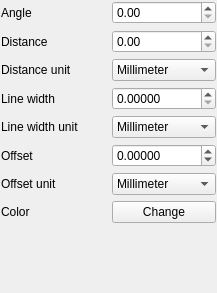
This is src/ui/symbollayer/widget_linepatternfill.ui in carsmie/QGIS as Qt 5 draws it before an edit. The edited form follows.
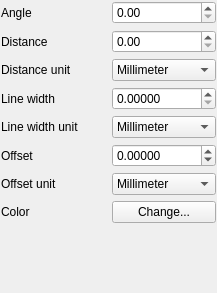
This is the edited form. Custom widgets are drawn as their Qt base class.

```diff
--- a/src/ui/symbollayer/widget_linepatternfill.ui
+++ b/src/ui/symbollayer/widget_linepatternfill.ui
@@ -43,7 +43,7 @@
    <item row="7" column="1">
     <widget class="QgsColorButtonV2" name="mColorPushButton">
      <property name="text">
-      <string>Change</string>
+      <string>Change...</string>
      </property>
     </widget>
    </item>
```
Left out of the diff: 4 changed lines with no effect on the pictures.
